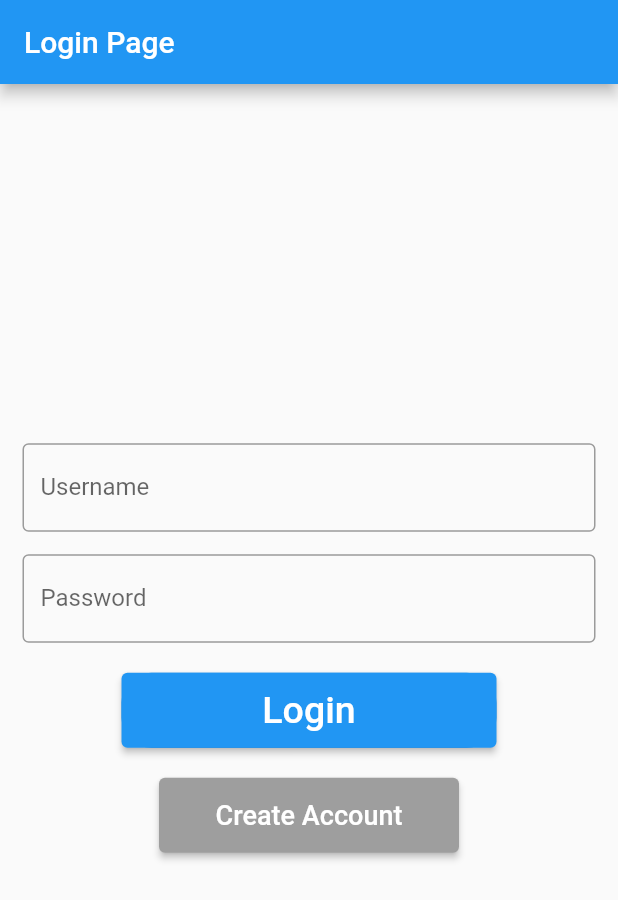
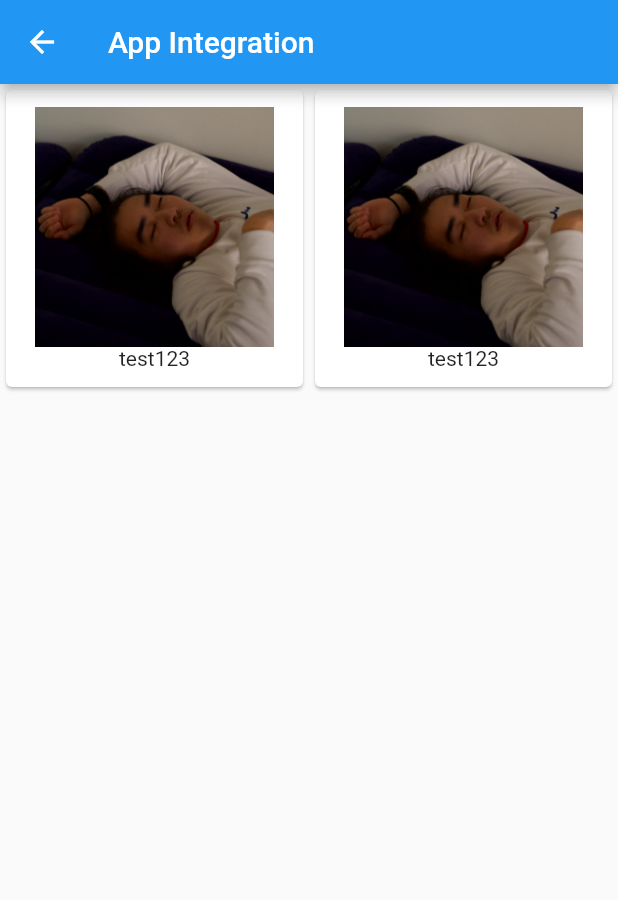
Before and after one commit to chickendreanso/sutd-hackharvard2022, a Flutter app: the screen it shows after launch, after a tap on "Login", on a phone screen of 412 x 824 dp. Shown: the top 900 px of the screen. Run offline on Flutter 3.47's test engine with Material 2 defaults, Android fonts, the phone set to English and light mode, and no system bars; missing offline and left inert: motor_flutter.

Commit message:
added assets and routings

```diff
--- /dev/null
+++ b/sutd_hackharvard2022/lib/pages/appIntegration.dart
@@ -0,0 +1,27 @@
+import 'package:flutter/material.dart';
+import '../widgets/appIntegrationCard.dart';
+
+class MyAppIntegration extends StatefulWidget {
+  const MyAppIntegration({super.key, required this.title});
+  final String title;
+
+  @override
+  State<MyAppIntegration> createState() => _MyAppIntegrationState();
+}
+
+class _MyAppIntegrationState extends State<MyAppIntegration> {
+  @override
+  Widget build(BuildContext context) {
+    return Scaffold(
+      appBar: AppBar(
+        title: Text(widget.title),
+      ),
+      body: Center(
+          child: GridView(
+        gridDelegate:
+            SliverGridDelegateWithFixedCrossAxisCount(crossAxisCount: 2),
+        children: [appIntegrationCardWidget(), appIntegrationCardWidget()],
+      )),
+    );
+  }
+}
--- a/sutd_hackharvard2022/lib/pages/login.dart
+++ b/sutd_hackharvard2022/lib/pages/login.dart
@@ -1,19 +1,10 @@
 import 'package:flutter/material.dart';
 import 'package:motor_flutter/motor_flutter.dart';
 import 'createAccount.dart';
+import 'appIntegration.dart';
 
 class MyLoginPage extends StatefulWidget {
   const MyLoginPage({super.key, required this.title});
-
-  // This widget is the home page of your application. It is stateful, meaning
-  // that it has a State object (defined below) that contains fields that affect
-  // how it looks.
-
-  // This class is the configuration for the state. It holds the values (in this
-  // case the title) provided by the parent (in this case the App widget) and
-  // used by the build method of the State. Fields in a Widget subclass are
-  // always marked "final".
-
   final String title;
 
   @override
@@ -34,11 +25,16 @@ class _MyLoginPageState extends State<MyLoginPage> {
   }
 
   void _login() async {
-    var resp = await MotorFlutter.to
-        .login(password: passwordController.text, address: _address);
-    setState(() {
-      _address = resp.owner;
-    });
+    // var resp = await MotorFlutter.to
+    //     .login(password: passwordController.text, address: _address);
+    // setState(() {
+    //   _address = resp.owner;
+    // });
+    Navigator.push(
+        context,
+        MaterialPageRoute(
+            builder: (context) =>
+                const MyAppIntegration(title: "App Integration")));
   }
 
   @override
--- /dev/null
+++ b/sutd_hackharvard2022/lib/widgets/appIntegrationCard.dart
@@ -0,0 +1,28 @@
+import 'package:flutter/material.dart';
+import '../pages/dashboard.dart';
+
+class appIntegrationCardWidget extends StatelessWidget {
+  @override
+  Widget build(BuildContext context) {
+    return GestureDetector(
+      onTap: () => {
+        Navigator.push(
+            context,
+            MaterialPageRoute(
+                builder: (context) =>
+                    const MyDashboardPage(title: "Dashboard")))
+      },
+      child: Card(
+        child: Center(
+          child: Column(
+            mainAxisSize: MainAxisSize.min,
+            children: <Widget>[
+              Image.asset('assets/images/jeff.png', height: 160),
+              Text("test123")
+            ],
+          ),
+        ),
+      ),
+    );
+  }
+}
```
Also changed, not shown: sutd_hackharvard2022/lib/pages/dashboard.dart (added, +37 -0 lines), sutd_hackharvard2022/pubspec.yaml (+4 -7 lines), sutd_hackharvard2022/assets/images/jeff.png (added).
